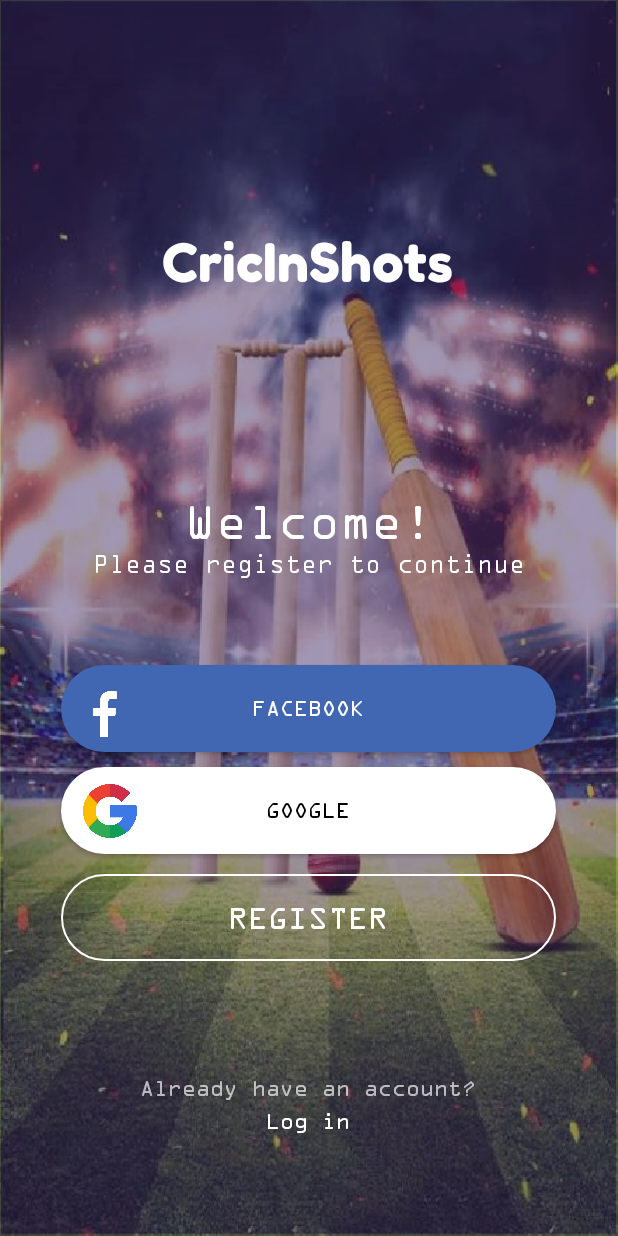
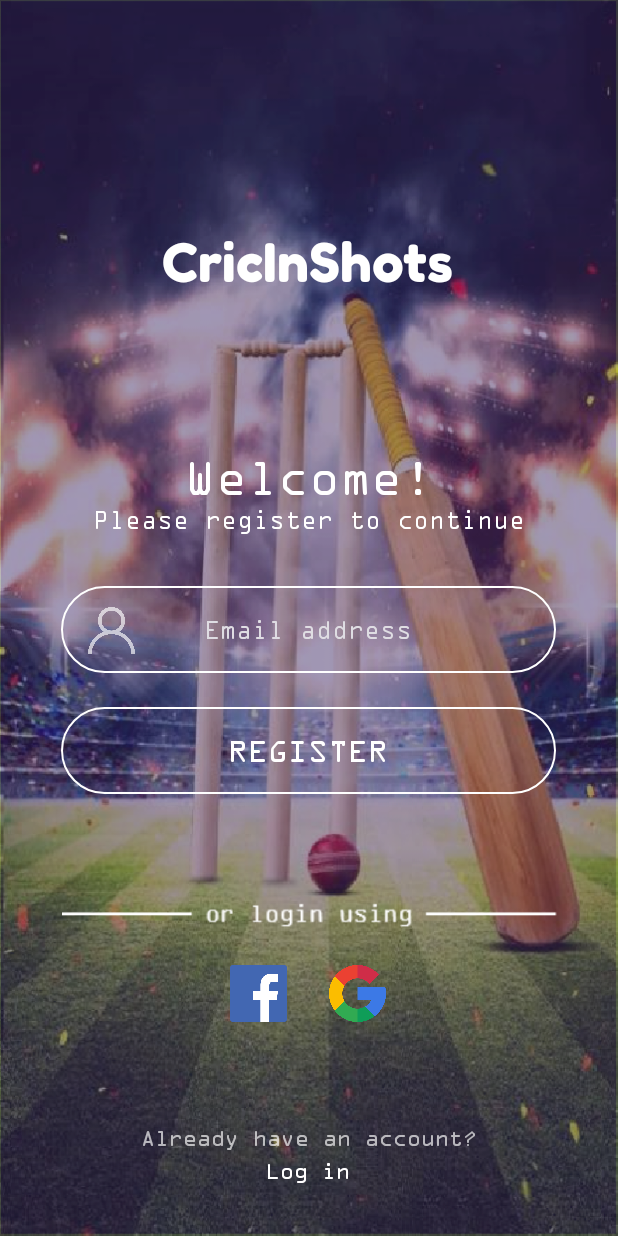
Before and after one commit to harshsaver/androscanner, an Android app: the CricketRegister screen opened directly, with no data from a screen before it, on a phone screen of 412 x 824 dp. Run offline under Robolectric (Android 15) with nearby library versions, the phone set to English and light mode, and no system bars.

Commit message:
register UI

```diff
--- a/app/src/main/res/drawable/button3.xml
+++ b/app/src/main/res/drawable/button3.xml
@@ -3,4 +3,5 @@
     <solid android:color="#00ffffff"></solid>
     <corners android:radius="29sp"></corners>
     <stroke android:width="1sp" android:color="@color/white"></stroke>
+    <size android:width="330sp"/>
 </shape>
--- a/app/src/main/res/layout/activity_cricket_register.xml
+++ b/app/src/main/res/layout/activity_cricket_register.xml
@@ -34,7 +34,7 @@
         app:layout_constraintEnd_toEndOf="parent"
         app:layout_constraintStart_toStartOf="parent"
         app:layout_constraintTop_toBottomOf="@+id/textView2"
-        app:layout_constraintVertical_bias="0.226" />
+        app:layout_constraintVertical_bias="0.176" />
 
     <TextView
         android:id="@+id/textView3"
@@ -51,78 +51,58 @@
         app:layout_constraintTop_toBottomOf="@+id/textView"
         app:layout_constraintVertical_bias="0.0" />
 
-    <Button
-        android:id="@+id/button2"
-        android:layout_width="wrap_content"
-        android:layout_height="wrap_content"
-        android:text="Facebook"
-        android:width="330sp"
-        android:height="58sp"
-        android:background="@drawable/button1"
-
-        android:textSize="15sp"
+    <EditText
+        android:id="@+id/editTextTextEmailAddress"
+        android:layout_width="330dp"
+        android:layout_height="58dp"
+        android:background="@drawable/button3"
+        android:ems="10"
         android:fontFamily="@font/text"
+        android:gravity="center"
+        android:hint="Email address"
+        android:inputType="textEmailAddress"
         android:textColor="@color/white"
+        android:textColorHint="@color/hint_color"
         app:layout_constraintBottom_toBottomOf="parent"
         app:layout_constraintEnd_toEndOf="parent"
-        app:layout_constraintHorizontal_bias="0.498"
+        app:layout_constraintHorizontal_bias="0.493"
         app:layout_constraintStart_toStartOf="parent"
         app:layout_constraintTop_toBottomOf="@+id/textView3"
-        app:layout_constraintVertical_bias="0.152" />
-
-    <Button
-        android:id="@+id/button3"
-        android:layout_width="wrap_content"
-        android:layout_height="wrap_content"
-        android:text="Google"
-        android:width="330sp"
-        android:height="58sp"
-        android:background="@drawable/button2"
-        android:textSize="15sp"
-        android:fontFamily="@font/text"
-        android:textColor="@color/black"
-        android:layout_marginTop="10sp"
-        app:layout_constraintBottom_toBottomOf="parent"
-        app:layout_constraintEnd_toEndOf="parent"
-        app:layout_constraintHorizontal_bias="0.498"
-        app:layout_constraintStart_toStartOf="parent"
-        app:layout_constraintTop_toBottomOf="@+id/button2"
-        app:layout_constraintVertical_bias="0.0" />
+        app:layout_constraintVertical_bias="0.085" />
 
     <Button
         android:id="@+id/button4"
         android:layout_width="wrap_content"
         android:layout_height="wrap_content"
-        android:text="Register"
+        android:layout_marginBottom="140dp"
         android:width="330sp"
         android:height="58sp"
-        android:textSize="22sp"
         android:background="@drawable/button3"
         android:fontFamily="@font/text"
+        android:text="Register"
         android:textColor="@color/white"
-        android:layout_marginTop="13sp"
+        android:textSize="22sp"
         app:layout_constraintBottom_toBottomOf="parent"
         app:layout_constraintEnd_toEndOf="parent"
-        app:layout_constraintHorizontal_bias="0.498"
+        app:layout_constraintHorizontal_bias="0.493"
         app:layout_constraintStart_toStartOf="parent"
-        app:layout_constraintTop_toBottomOf="@+id/button3"
-        app:layout_constraintVertical_bias="0.0" />
+        app:layout_constraintTop_toBottomOf="@+id/editTextTextEmailAddress"
+        app:layout_constraintVertical_bias="0.126" />
 
     <TextView
         android:id="@+id/textView6"
         android:layout_width="wrap_content"
         android:layout_height="wrap_content"
+        android:alpha="0.67"
+        android:fontFamily="@font/text"
         android:text="Already have an account?"
         android:textColor="@color/white"
         android:textSize="15sp"
-        android:fontFamily="@font/text"
-        android:alpha="0.67"
         app:layout_constraintBottom_toBottomOf="parent"
         app:layout_constraintEnd_toEndOf="parent"
-        app:layout_constraintHorizontal_bias="0.498"
         app:layout_constraintStart_toStartOf="parent"
-        app:layout_constraintTop_toBottomOf="@+id/button4"
-        app:layout_constraintVertical_bias="0.461" />
+        app:layout_constraintTop_toBottomOf="@+id/imageView5"
+        app:layout_constraintVertical_bias="0.698" />
 
     <TextView
         android:id="@+id/textView7"
@@ -141,28 +121,52 @@
         app:layout_constraintVertical_bias="0.0" />
 
     <ImageView
-        android:id="@+id/imageView"
-        android:layout_width="36dp"
-        android:layout_height="36dp"
-        android:elevation="5dp"
-        app:layout_constraintBottom_toBottomOf="@+id/button2"
-        app:layout_constraintEnd_toEndOf="@+id/button2"
-        app:layout_constraintHorizontal_bias="0.023"
-        app:layout_constraintStart_toStartOf="@+id/button2"
-        app:layout_constraintTop_toTopOf="@+id/button2"
-        app:layout_constraintVertical_bias="0.545"
+        android:id="@+id/imageView4"
+        android:layout_width="31dp"
+        android:layout_height="31dp"
+        android:alpha="0.65"
+        app:layout_constraintBottom_toBottomOf="@+id/editTextTextEmailAddress"
+        app:layout_constraintEnd_toEndOf="@+id/editTextTextEmailAddress"
+        app:layout_constraintHorizontal_bias="0.06"
+        app:layout_constraintStart_toStartOf="@+id/editTextTextEmailAddress"
+        app:layout_constraintTop_toTopOf="@+id/editTextTextEmailAddress"
+        app:layout_constraintVertical_bias="0.518"
+        app:srcCompat="@drawable/user" />
+
+    <ImageView
+        android:id="@+id/imageView5"
+        android:layout_width="330dp"
+        android:layout_height="19dp"
+        app:layout_constraintBottom_toBottomOf="parent"
+        app:layout_constraintEnd_toEndOf="parent"
+        app:layout_constraintStart_toStartOf="parent"
+        app:layout_constraintTop_toBottomOf="@+id/button4"
+        app:layout_constraintVertical_bias="0.257"
+        app:srcCompat="@drawable/img" />
+
+    <ImageView
+        android:id="@+id/imageView6"
+        android:layout_width="38dp"
+        android:layout_height="38dp"
+        app:layout_constraintBottom_toBottomOf="parent"
+        app:layout_constraintEnd_toEndOf="parent"
+        app:layout_constraintHorizontal_bias="0.41"
+        app:layout_constraintStart_toStartOf="parent"
+        app:layout_constraintTop_toBottomOf="@+id/imageView5"
+        app:layout_constraintVertical_bias="0.144"
         app:srcCompat="@drawable/facebook" />
 
     <ImageView
-        android:id="@+id/imageView2"
-        android:layout_width="36dp"
-        android:layout_height="36dp"
-        android:elevation="5dp"
-        app:layout_constraintBottom_toBottomOf="@+id/button3"
-        app:layout_constraintEnd_toEndOf="@+id/button3"
-        app:layout_constraintHorizontal_bias="0.049"
-        app:layout_constraintStart_toStartOf="@+id/button3"
-        app:layout_constraintTop_toTopOf="@+id/button3"
+        android:id="@+id/imageView7"
+        android:layout_width="38dp"
+        android:layout_height="38dp"
+        app:layout_constraintBottom_toBottomOf="parent"
+        app:layout_constraintEnd_toEndOf="parent"
+        app:layout_constraintHorizontal_bias="0.154"
+        app:layout_constraintStart_toEndOf="@+id/imageView6"
+        app:layout_constraintTop_toBottomOf="@+id/imageView5"
+        app:layout_constraintVertical_bias="0.144"
         app:srcCompat="@drawable/google" />
 
+
 </androidx.constraintlayout.widget.ConstraintLayout>
--- a/app/src/main/res/values/colors.xml
+++ b/app/src/main/res/values/colors.xml
@@ -9,5 +9,5 @@
     <color name="text_color">#ebeff5</color>
     <color name="white">#FFFFFF</color>
     <color name="blue">#4267B2</color>
-
+    <color name="hint_color">#DFDDE3</color>
 </resources>
```
Also changed, not shown: app/src/main/res/drawable/img.png (added), app/src/main/res/drawable/user.png (added).
